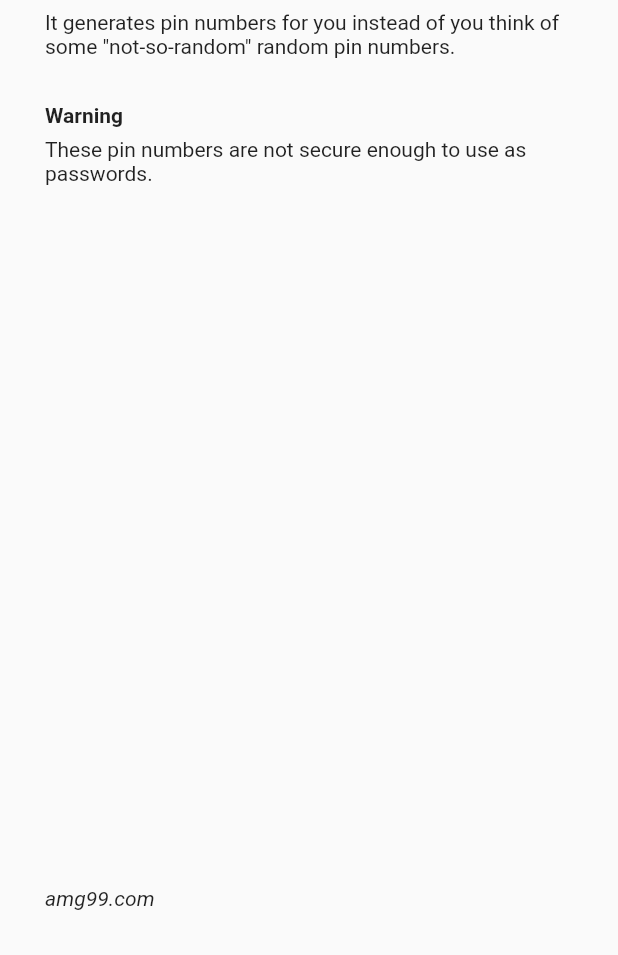
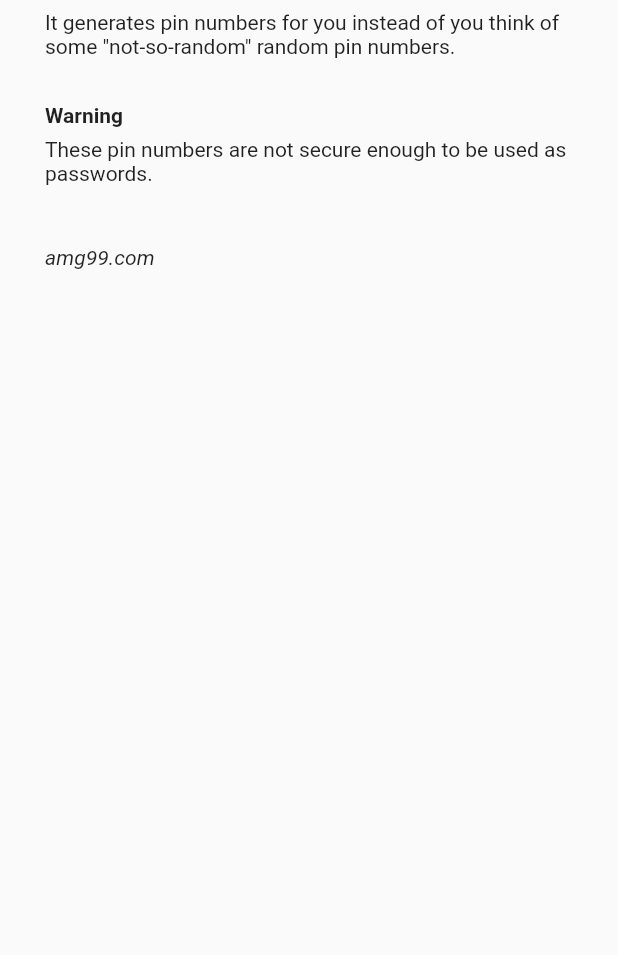
Before and after one commit to davidfung/genpin-flutter, a Flutter app: the AboutPage screen opened directly, on a phone screen of 412 x 824 dp, the part 281-1236 px from its top. Run offline on Flutter 3.47's test engine with Material 2 defaults, Android fonts, the phone set to English and light mode, and no system bars.

Commit message:
Make About page scrollable

```diff
--- a/lib/pages/about.dart
+++ b/lib/pages/about.dart
@@ -7,10 +7,8 @@ class AboutPage extends StatelessWidget {
       appBar: AppBar(
         title: Text('About'),
       ),
-      body: Container(
+      body: ListView(
         padding: const EdgeInsets.symmetric(vertical:30.0, horizontal:30.0),
-        child: Column(
-          crossAxisAlignment: CrossAxisAlignment.start,
           children: <Widget>[
             Text('WHY', style: TextStyle(fontWeight: FontWeight.bold)),
             Padding(padding: EdgeInsets.only(top: 7),),
@@ -22,11 +20,10 @@ class AboutPage extends StatelessWidget {
             Padding(padding: EdgeInsets.only(top: 30),),
             Text('Warning', style: TextStyle(fontWeight: FontWeight.bold)),
             Padding(padding: EdgeInsets.only(top: 7),),
-            Text('These pin numbers are not secure enough to use as passwords.'),
-            Spacer(),
+            Text('These pin numbers are not secure enough to be used as passwords.'),
+            Padding(padding: EdgeInsets.only(top: 40),),
             Text('amg99.com', style: TextStyle(fontStyle: FontStyle.italic)),
           ],
-        ),
       ),
     );
   }
```
